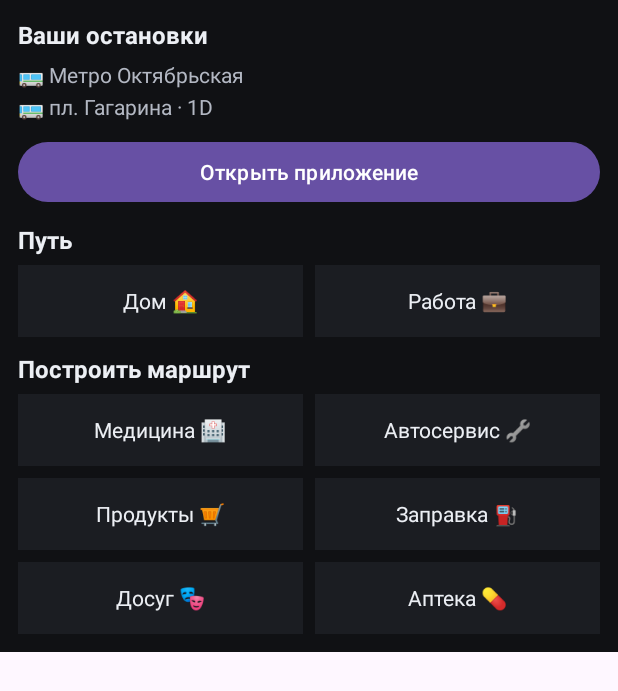
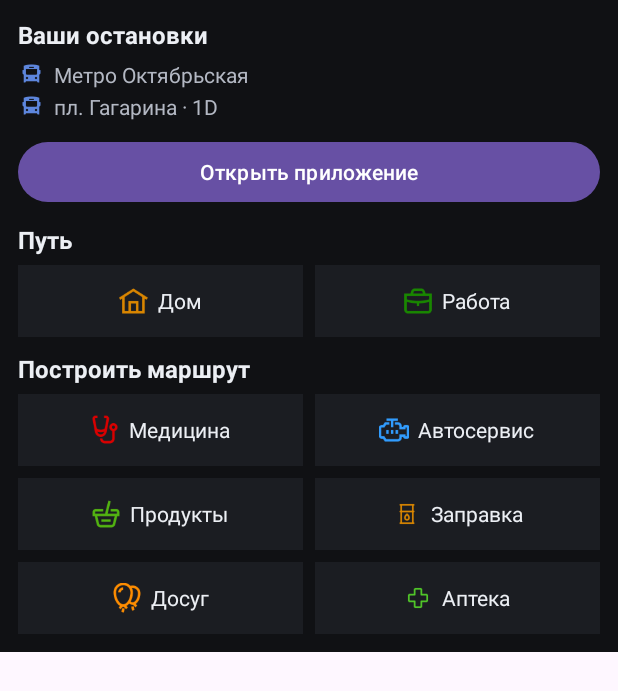
Before and after one commit to Ananasonfire/2hack, an Android app built with Jetpack Compose: the layout widget_transport.xml on its own in the app's theme, with its tools: preview values and no code run, on a phone screen of 412 x 824 dp. Shown: the top 691 px of the screen. Run offline under Robolectric (Android 15) with nearby library versions, the phone set to English and light mode, and no system bars.

```diff
--- a/app/src/main/res/layout/widget_transport.xml
+++ b/app/src/main/res/layout/widget_transport.xml
@@ -18,23 +18,49 @@
         android:textSize="16sp" />
 
     <!-- Остановки -->
+    <LinearLayout
+        android:layout_width="wrap_content"
+        android:layout_height="wrap_content"
+        android:orientation="horizontal"
+        android:paddingTop="6dp">
+
+        <ImageView
+            android:layout_width="18dp"
+            android:layout_height="18dp"
+            android:src="@drawable/bus"
+            android:contentDescription="bus" />
+
         <TextView
             android:id="@+id/widget_stop1"
             android:layout_width="wrap_content"
             android:layout_height="wrap_content"
-        android:text="🚌 Метро Октябрьская"
+            android:layout_marginStart="6dp"
+            android:text="Метро Октябрьская"
             android:textColor="#B3B8C3"
-        android:textSize="14sp"
-        android:paddingTop="6dp" />
+            android:textSize="14sp" />
+    </LinearLayout>
+
+    <LinearLayout
+        android:layout_width="wrap_content"
+        android:layout_height="wrap_content"
+        android:orientation="horizontal"
+        android:paddingTop="2dp">
+
+        <ImageView
+            android:layout_width="18dp"
+            android:layout_height="18dp"
+            android:src="@drawable/bus"
+            android:contentDescription="bus" />
 
         <TextView
             android:id="@+id/widget_stop2"
             android:layout_width="wrap_content"
             android:layout_height="wrap_content"
-        android:text="🚌 пл. Гагарина · 1D"
+            android:layout_marginStart="6dp"
+            android:text="пл. Гагарина · 1D"
             android:textColor="#B3B8C3"
-        android:textSize="14sp"
-        android:paddingTop="2dp" />
+            android:textSize="14sp" />
+    </LinearLayout>
 
     <!-- Кнопка открыть приложение -->
     <Button
@@ -44,7 +70,7 @@
         android:layout_marginTop="10dp"
         android:text="Открыть приложение" />
 
-    <!-- Заказать такси -->
+    <!-- Путь -->
     <TextView
         android:id="@+id/label_taxi"
         android:layout_width="wrap_content"
@@ -55,6 +81,7 @@
         android:textStyle="bold"
         android:textSize="16sp" />
 
+    <!-- Дом / Работа -->
     <LinearLayout
         android:layout_width="match_parent"
         android:layout_height="wrap_content"
@@ -62,26 +89,52 @@
         android:weightSum="2"
         android:paddingTop="6dp">
 
-        <TextView
+        <LinearLayout
             android:id="@+id/tile_home"
             android:layout_width="0dp"
             android:layout_height="48dp"
             android:layout_weight="1"
             android:gravity="center"
-            android:text="Дом 🏠"
-            android:textColor="#ECEFF4"
-            android:background="#1B1D22" />
+            android:background="#1B1D22"
+            android:orientation="horizontal">
+
+            <ImageView
+                android:layout_width="20dp"
+                android:layout_height="20dp"
+                android:src="@drawable/home"
+                android:contentDescription="home" />
 
             <TextView
+                android:layout_width="wrap_content"
+                android:layout_height="wrap_content"
+                android:layout_marginStart="6dp"
+                android:text="Дом"
+                android:textColor="#ECEFF4" />
+        </LinearLayout>
+
+        <LinearLayout
             android:id="@+id/tile_work"
             android:layout_width="0dp"
             android:layout_height="48dp"
             android:layout_weight="1"
             android:layout_marginStart="8dp"
             android:gravity="center"
-            android:text="Работа 💼"
-            android:textColor="#ECEFF4"
-            android:background="#1B1D22" />
+            android:background="#1B1D22"
+            android:orientation="horizontal">
+
+            <ImageView
+                android:layout_width="20dp"
+                android:layout_height="20dp"
+                android:src="@drawable/work"
+                android:contentDescription="work" />
+
+            <TextView
+                android:layout_width="wrap_content"
+                android:layout_height="wrap_content"
+                android:layout_marginStart="6dp"
+                android:text="Работа"
+                android:textColor="#ECEFF4" />
+        </LinearLayout>
     </LinearLayout>
 
     <!-- Построить маршрут -->
@@ -95,7 +148,7 @@
         android:textStyle="bold"
         android:textSize="16sp" />
 
-    <!-- Ряд 1 -->
+    <!-- Медицина / Автосервис -->
     <LinearLayout
         android:layout_width="match_parent"
         android:layout_height="wrap_content"
@@ -103,29 +156,55 @@
         android:weightSum="2"
         android:paddingTop="6dp">
 
-        <TextView
+        <LinearLayout
             android:id="@+id/tile_medical"
             android:layout_width="0dp"
             android:layout_height="48dp"
             android:layout_weight="1"
             android:gravity="center"
-            android:text="Медицина 🏥"
-            android:textColor="#ECEFF4"
-            android:background="#1B1D22" />
+            android:background="#1B1D22"
+            android:orientation="horizontal">
+
+            <ImageView
+                android:layout_width="20dp"
+                android:layout_height="20dp"
+                android:src="@drawable/doctor"
+                android:contentDescription="health" />
 
             <TextView
+                android:layout_width="wrap_content"
+                android:layout_height="wrap_content"
+                android:layout_marginStart="6dp"
+                android:text="Медицина"
+                android:textColor="#ECEFF4" />
+        </LinearLayout>
+
+        <LinearLayout
             android:id="@+id/tile_service"
             android:layout_width="0dp"
             android:layout_height="48dp"
             android:layout_weight="1"
             android:layout_marginStart="8dp"
             android:gravity="center"
-            android:text="Автосервис 🔧"
-            android:textColor="#ECEFF4"
-            android:background="#1B1D22" />
+            android:background="#1B1D22"
+            android:orientation="horizontal">
+
+            <ImageView
+                android:layout_width="20dp"
+                android:layout_height="20dp"
+                android:src="@drawable/engine"
+                android:contentDescription="engine" />
+
+            <TextView
+                android:layout_width="wrap_content"
+                android:layout_height="wrap_content"
+                android:layout_marginStart="6dp"
+                android:text="Автосервис"
+                android:textColor="#ECEFF4" />
+        </LinearLayout>
     </LinearLayout>
 
-    <!-- Ряд 2 -->
+    <!-- Продукты / Заправка -->
     <LinearLayout
         android:layout_width="match_parent"
         android:layout_height="wrap_content"
@@ -133,29 +212,55 @@
         android:weightSum="2"
         android:paddingTop="8dp">
 
-        <TextView
+        <LinearLayout
             android:id="@+id/tile_grocery"
             android:layout_width="0dp"
             android:layout_height="48dp"
             android:layout_weight="1"
             android:gravity="center"
-            android:text="Продукты 🛒"
-            android:textColor="#ECEFF4"
-            android:background="#1B1D22" />
+            android:background="#1B1D22"
+            android:orientation="horizontal">
+
+            <ImageView
+                android:layout_width="20dp"
+                android:layout_height="20dp"
+                android:src="@drawable/cart"
+                android:contentDescription="grocery" />
 
             <TextView
+                android:layout_width="wrap_content"
+                android:layout_height="wrap_content"
+                android:layout_marginStart="6dp"
+                android:text="Продукты"
+                android:textColor="#ECEFF4" />
+        </LinearLayout>
+
+        <LinearLayout
             android:id="@+id/tile_gas"
             android:layout_width="0dp"
             android:layout_height="48dp"
             android:layout_weight="1"
             android:layout_marginStart="8dp"
             android:gravity="center"
-            android:text="Заправка ⛽"
-            android:textColor="#ECEFF4"
-            android:background="#1B1D22" />
+            android:background="#1B1D22"
+            android:orientation="horizontal">
+
+            <ImageView
+                android:layout_width="20dp"
+                android:layout_height="20dp"
+                android:src="@drawable/oil"
+                android:contentDescription="gas" />
+
+            <TextView
+                android:layout_width="wrap_content"
+                android:layout_height="wrap_content"
+                android:layout_marginStart="6dp"
+                android:text="Заправка"
+                android:textColor="#ECEFF4" />
+        </LinearLayout>
     </LinearLayout>
 
-    <!-- Ряд 3 -->
+    <!-- Досуг / Аптека -->
     <LinearLayout
         android:layout_width="match_parent"
         android:layout_height="wrap_content"
@@ -163,26 +268,52 @@
         android:weightSum="2"
         android:paddingTop="8dp">
 
-        <TextView
+        <LinearLayout
             android:id="@+id/tile_leisure"
             android:layout_width="0dp"
             android:layout_height="48dp"
             android:layout_weight="1"
             android:gravity="center"
-            android:text="Досуг 🎭"
-            android:textColor="#ECEFF4"
-            android:background="#1B1D22" />
+            android:background="#1B1D22"
+            android:orientation="horizontal">
+
+            <ImageView
+                android:layout_width="20dp"
+                android:layout_height="20dp"
+                android:src="@drawable/happy"
+                android:contentDescription="leisure" />
 
             <TextView
+                android:layout_width="wrap_content"
+                android:layout_height="wrap_content"
+                android:layout_marginStart="6dp"
+                android:text="Досуг"
+                android:textColor="#ECEFF4" />
+        </LinearLayout>
+
+        <LinearLayout
             android:id="@+id/tile_pharmacy"
             android:layout_width="0dp"
             android:layout_height="48dp"
             android:layout_weight="1"
             android:layout_marginStart="8dp"
             android:gravity="center"
-            android:text="Аптека 💊"
-            android:textColor="#ECEFF4"
-            android:background="#1B1D22" />
+            android:background="#1B1D22"
+            android:orientation="horizontal">
+
+            <ImageView
+                android:layout_width="20dp"
+                android:layout_height="20dp"
+                android:src="@drawable/health"
+                android:contentDescription="pharmacy" />
+
+            <TextView
+                android:layout_width="wrap_content"
+                android:layout_height="wrap_content"
+                android:layout_marginStart="6dp"
+                android:text="Аптека"
+                android:textColor="#ECEFF4" />
+        </LinearLayout>
     </LinearLayout>
 
 </LinearLayout>
```
Also changed, not shown: app/src/main/res/drawable/bus.png (added), app/src/main/res/drawable/cart.png (added), app/src/main/res/drawable/cleaning.png (added), app/src/main/res/drawable/doctor.png (added), app/src/main/res/drawable/engine.png (added), app/src/main/res/drawable/happy.png (added), app/src/main/res/drawable/health.png (added), app/src/main/res/drawable/home.png (added), app/src/main/res/drawable/oil.png (added), app/src/main/res/drawable/tram.png (added), app/src/main/res/drawable/work.png (added). Lines whose indentation alone changed are shown as unchanged.
